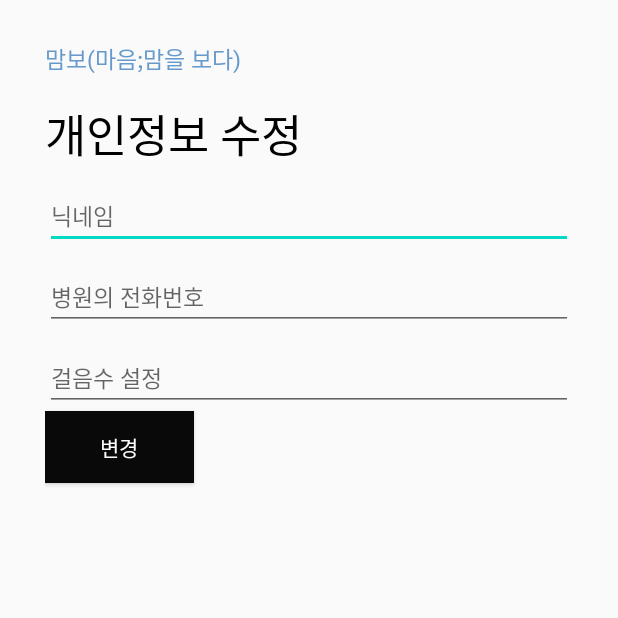
After one commit to 22896/mombo, an Android app: the ProfileResetActivity screen opened directly, with no data from a screen before it, on a phone screen of 412 x 824 dp, the top half of it. The commit adds this screen. Run offline under Robolectric (Android 15) with nearby library versions, the phone set to English and light mode, and no system bars.

```diff
--- a/app/src/main/java/com/example/mombo/Main/FirstActivity.java
+++ b/app/src/main/java/com/example/mombo/Main/FirstActivity.java
@@ -45,9 +45,6 @@ public class FirstActivity extends Activity implements SensorEventListener  {
     protected void onCreate(Bundle savedInstanceState) {
         super.onCreate(savedInstanceState);
         setContentView(R.layout.activity_first);
-
-
-
 
         ImageButton Button2 = (ImageButton) findViewById(R.id.imageButton8);
         Button2.setOnClickListener(new View.OnClickListener() {
--- a/app/src/main/java/com/example/mombo/Main/MainActivity.java
+++ b/app/src/main/java/com/example/mombo/Main/MainActivity.java
@@ -57,8 +57,6 @@ public class MainActivity extends AppCompatActivity {
 
     }
 
-
-
     private void signIn() {
         String email, password;
         email = input_email.getText().toString().trim();
--- /dev/null
+++ b/app/src/main/java/com/example/mombo/Myaccount/ProfileResetActivity.java
@@ -0,0 +1,21 @@
+package com.example.mombo.Myaccount;
+
+import android.os.Bundle;
+import androidx.appcompat.app.AppCompatActivity;
+
+import com.example.mombo.R;
+
+
+
+public class ProfileResetActivity extends AppCompatActivity {
+
+    @Override
+    protected void onCreate(Bundle savedInstanceState) {
+        super.onCreate(savedInstanceState);
+        setContentView(R.layout.activity_profilereset);
+
+
+
+
+    }
+}
--- a/app/src/main/java/com/example/mombo/SingUp/Join_mom.java
+++ b/app/src/main/java/com/example/mombo/SingUp/Join_mom.java
@@ -28,7 +28,6 @@ public class Join_mom extends AppCompatActivity {
     protected void onCreate(Bundle savedInstanceState) {
         super.onCreate(savedInstanceState);
         setContentView(R.layout.activity_join);
-
 
         input_email= findViewById(R.id.input_email);
         input_pswd= findViewById(R.id.input_pswd);
--- /dev/null
+++ b/app/src/main/res/layout/activity_profilereset.xml
@@ -0,0 +1,149 @@
+<?xml version="1.0" encoding="utf-8"?>
+<LinearLayout xmlns:android="http://schemas.android.com/apk/res/android"
+    xmlns:app="http://schemas.android.com/apk/res-auto"
+    xmlns:tools="http://schemas.android.com/tools"
+    android:layout_width="match_parent"
+    android:layout_height="match_parent"
+    android:layout_marginLeft="30dp"
+    android:layout_marginRight="30dp"
+    android:orientation="vertical"
+    tools:context="com.example.mombo.SingUp.Join_mom">
+
+
+    <TextView
+        android:id="@+id/uptitle"
+        android:layout_width="wrap_content"
+        android:layout_height="wrap_content"
+        android:layout_marginTop="27dp"
+        android:layout_marginBottom="16dp"
+        android:text="@string/uptitle"
+        android:textColor="@color/blue"
+        android:textSize="15sp"
+        app:layout_constraintStart_toStartOf="parent"
+        app:layout_constraintTop_toTopOf="parent" />
+
+    <TextView
+        android:id="@+id/textView2"
+        android:layout_width="wrap_content"
+        android:layout_height="wrap_content"
+        android:text="개인정보 수정"
+        android:textColor="@color/black"
+        android:textSize="30sp" />
+
+
+    <!--닉네임입력-->
+    <!--            <TextView-->
+    <!--                android:id="@+id/ex_nickname"-->
+    <!--                android:layout_width="wrap_content"-->
+    <!--                android:layout_height="wrap_content"-->
+    <!--                android:layout_marginTop="35dp"-->
+    <!--                android:text="닉네임"-->
+    <!--                app:layout_constraintStart_toStartOf="parent"-->
+    <!--                app:layout_constraintTop_toBottomOf="@+id/textView2" />-->
+
+    <!--전화번호 입력-->
+    <!--            <TextView-->
+    <!--                android:id="@+id/ex_number"-->
+    <!--                android:layout_width="wrap_content"-->
+    <!--                android:layout_height="wrap_content"-->
+    <!--                android:layout_marginTop="20dp"-->
+    <!--                android:text="전화번호"-->
+    <!--                app:layout_constraintEnd_toEndOf="parent"-->
+    <!--                app:layout_constraintStart_toStartOf="parent" />-->
+
+    <EditText
+        android:id="@+id/input_nickname"
+        android:layout_width="match_parent"
+        android:layout_height="wrap_content"
+        android:layout_marginTop="10dp"
+        android:ems="10"
+        android:hint="닉네임"
+        android:inputType="text"
+        android:textSize="15sp"
+        app:layout_constraintEnd_toEndOf="parent"
+        app:layout_constraintStart_toStartOf="parent" />
+
+    <!--가족전화번호 입력-->
+    <!--            <TextView-->
+    <!--                android:id="@+id/ex_famnumber"-->
+    <!--                android:layout_width="wrap_content"-->
+    <!--                android:layout_height="wrap_content"-->
+    <!--                android:layout_marginTop="20dp"-->
+    <!--                android:text="가족 전화번호"-->
+    <!--                app:layout_constraintStart_toStartOf="parent"-->
+    <!--                app:layout_constraintTop_toBottomOf="parent" />-->
+
+    <!--병원 입력-->
+    <!--            <TextView-->
+    <!--                android:id="@+id/ex_hoapital"-->
+    <!--                android:layout_width="wrap_content"-->
+    <!--                android:layout_height="wrap_content"-->
+    <!--                android:layout_marginTop="20dp"-->
+    <!--                android:text="병원 및 상담센터 연결"-->
+    <!--                app:layout_constraintStart_toStartOf="parent"-->
+    <!--                app:layout_constraintTop_toBottomOf="parent" />-->
+
+    <!--걸음수 입력-->
+    <!--            <TextView-->
+    <!--                android:id="@+id/ex_walk"-->
+    <!--                android:layout_width="wrap_content"-->
+    <!--                android:layout_height="wrap_content"-->
+    <!--                android:layout_marginTop="20dp"-->
+    <!--                android:text="걸음수 설정"-->
+    <!--                app:layout_constraintStart_toStartOf="parent"-->
+    <!--                app:layout_constraintTop_toBottomOf="parent" />-->
+
+    <EditText
+        android:id="@+id/hosNum_edit"
+        android:layout_width="match_parent"
+        android:layout_height="wrap_content"
+        android:layout_marginTop="10dp"
+        android:autofillHints=""
+        android:ems="10"
+        android:hint="병원의 전화번호"
+        android:inputType="phone"
+        android:textSize="15sp"
+        app:layout_constraintStart_toStartOf="parent"
+        app:layout_constraintTop_toBottomOf="parent" />
+
+    <EditText
+        android:id="@+id/steps"
+        android:layout_width="match_parent"
+        android:layout_height="wrap_content"
+        android:layout_marginTop="10dp"
+        android:ems="6"
+        android:hint="걸음수 설정"
+        android:inputType="number"
+        android:textSize="15sp"
+        app:layout_constraintStart_toStartOf="parent"
+        app:layout_constraintTop_toBottomOf="parent" />
+
+    <Button
+        android:id="@+id/button"
+        android:layout_width="99dp"
+        android:layout_height="wrap_content"
+        android:background="#090909"
+        android:text="변경"
+        android:textColor="#FFFFFF" />
+
+    <!--초대코드-->
+    <!--            <TextView-->
+    <!--                android:id="@+id/ex_invite"-->
+    <!--                android:layout_width="wrap_content"-->
+    <!--                android:layout_height="wrap_content"-->
+    <!--                android:layout_marginTop="20dp"-->
+    <!--                android:text="초대코드 (가족용을 공유할 사람에게 전송하세요)"-->
+    <!--                app:layout_constraintStart_toStartOf="parent"-->
+    <!--                app:layout_constraintTop_toBottomOf="parent" />-->
+
+    <!--            <EditText-->
+    <!--                android:id="@+id/invite"-->
+    <!--                android:layout_width="wrap_content"-->
+    <!--                android:layout_height="wrap_content"-->
+    <!--                android:ems="5"-->
+    <!--                android:inputType="textPersonName"-->
+    <!--                android:text="초대코드"-->
+    <!--                app:layout_constraintStart_toStartOf="parent"-->
+    <!--                app:layout_constraintTop_toBottomOf="parent" />-->
+
+</LinearLayout>
```
Also changed, not shown: app/src/main/java/com/example/mombo/UserData.java (added, +80 -0 lines).
